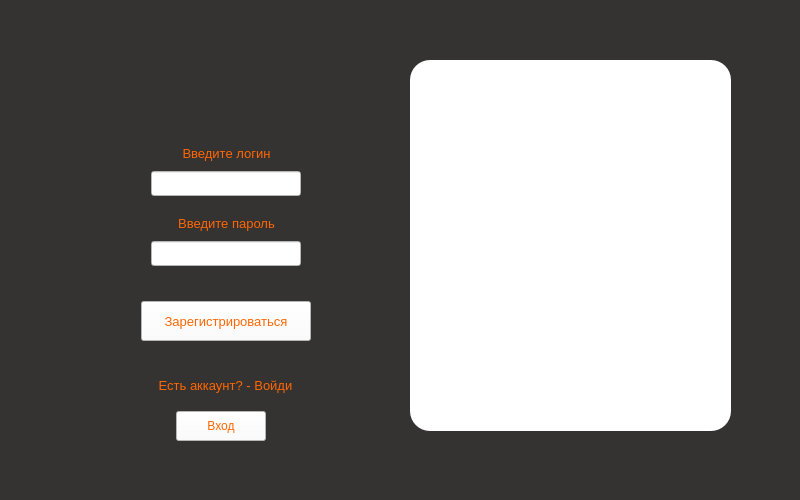
Old version of the form templates/ui/signin.ui in the repository aaalace/D-Compare.
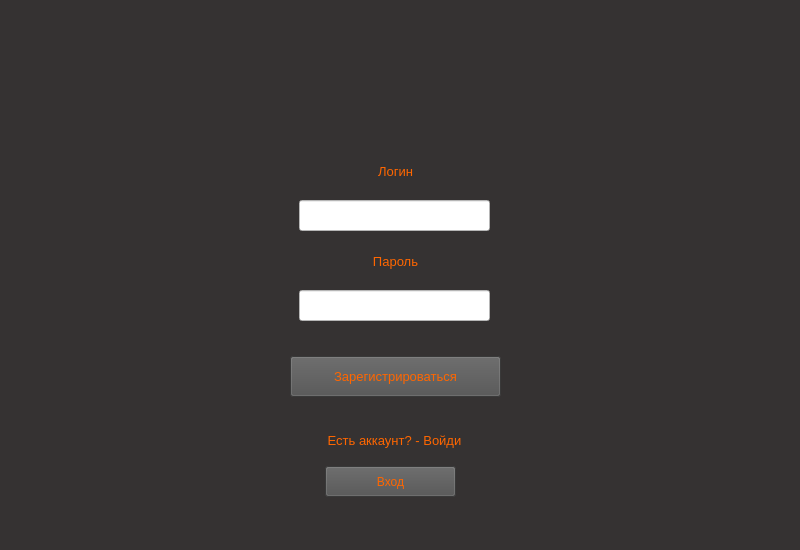
New version of the form.

Diff of the .ui file:
```diff
--- a/templates/ui/signin.ui
+++ b/templates/ui/signin.ui
@@ -7,7 +7,7 @@
     <x>0</x>
     <y>0</y>
     <width>800</width>
-    <height>500</height>
+    <height>550</height>
    </rect>
   </property>
   <property name="windowTitle">
@@ -20,115 +20,27 @@
    <bool>false</bool>
   </property>
   <widget class="QWidget" name="centralwidget">
-   <widget class="QLineEdit" name="line_login">
+   <widget class="QPushButton" name="btn_login">
     <property name="geometry">
      <rect>
-      <x>151</x>
-      <y>171</y>
-      <width>150</width>
-      <height>25</height>
+      <x>325</x>
+      <y>466</y>
+      <width>131</width>
+      <height>31</height>
      </rect>
     </property>
     <property name="styleSheet">
-     <string notr="true">background-color: #FFF</string>
+     <string notr="true">color: #FF6600; background-color: #505050</string>
     </property>
     <property name="text">
-     <string/>
-    </property>
-    <property name="dragEnabled">
-     <bool>false</bool>
-    </property>
-    <property name="placeholderText">
-     <string/>
-    </property>
-   </widget>
-   <widget class="QLineEdit" name="line_password">
-    <property name="geometry">
-     <rect>
-      <x>151</x>
-      <y>241</y>
-      <width>150</width>
-      <height>25</height>
-     </rect>
-    </property>
-    <property name="styleSheet">
-     <string notr="true">background-color: #FFF</string>
-    </property>
-   </widget>
-   <widget class="QPushButton" name="btn_entry">
-    <property name="geometry">
-     <rect>
-      <x>141</x>
-      <y>301</y>
-      <width>170</width>
-      <height>40</height>
-     </rect>
-    </property>
-    <property name="font">
-     <font>
-      <pointsize>10</pointsize>
-     </font>
-    </property>
-    <property name="styleSheet">
-     <string notr="true">background-color: white; color: #FF6600</string>
-    </property>
-    <property name="text">
-     <string>Зарегистрироваться</string>
-    </property>
-   </widget>
-   <widget class="QLabel" name="lbl_login">
-    <property name="geometry">
-     <rect>
-      <x>156</x>
-      <y>141</y>
-      <width>141</width>
-      <height>25</height>
-     </rect>
-    </property>
-    <property name="font">
-     <font>
-      <pointsize>10</pointsize>
-     </font>
-    </property>
-    <property name="styleSheet">
-     <string notr="true">color: #FF6600</string>
-    </property>
-    <property name="text">
-     <string>Введите логин</string>
-    </property>
-    <property name="alignment">
-     <set>Qt::AlignCenter</set>
-    </property>
-   </widget>
-   <widget class="QLabel" name="lbl_password">
-    <property name="geometry">
-     <rect>
-      <x>156</x>
-      <y>211</y>
-      <width>141</width>
-      <height>25</height>
-     </rect>
-    </property>
-    <property name="font">
-     <font>
-      <pointsize>10</pointsize>
-     </font>
-    </property>
-    <property name="styleSheet">
-     <string notr="true">color: #FF6600</string>
-    </property>
-    <property name="text">
-     <string>Введите пароль</string>
-    </property>
-    <property name="alignment">
-     <set>Qt::AlignCenter</set>
+     <string>Вход</string>
     </property>
    </widget>
    <widget class="QLabel" name="lbl_help">
     <property name="geometry">
      <rect>
-      <x>90</x>
-      <y>370</y>
+      <x>259</x>
+      <y>425</y>
       <width>271</width>
       <height>31</height>
      </rect>
@@ -148,33 +60,108 @@
      <set>Qt::AlignCenter</set>
     </property>
    </widget>
-   <widget class="QPushButton" name="btn_login">
+   <widget class="QLabel" name="lbl_login">
     <property name="geometry">
      <rect>
-      <x>176</x>
-      <y>411</y>
-      <width>90</width>
-      <height>30</height>
+      <x>295</x>
+      <y>156</y>
+      <width>201</width>
+      <height>31</height>
      </rect>
     </property>
+    <property name="font">
+     <font>
+      <pointsize>10</pointsize>
+     </font>
+    </property>
     <property name="styleSheet">
-     <string notr="true">background-color: white; color: #FF6600</string>
+     <string notr="true">color: #FF6600;</string>
     </property>
     <property name="text">
-     <string>Вход</string>
+     <string>Логин</string>
     </property>
+    <property name="alignment">
+     <set>Qt::AlignCenter</set>
+    </property>
    </widget>
-   <widget class="QPlainTextEdit" name="plainTextEdit">
+   <widget class="QLabel" name="lbl_password">
     <property name="geometry">
      <rect>
-      <x>410</x>
-      <y>60</y>
-      <width>321</width>
-      <height>371</height>
+      <x>295</x>
+      <y>246</y>
+      <width>201</width>
+      <height>31</height>
      </rect>
     </property>
+    <property name="font">
+     <font>
+      <pointsize>10</pointsize>
+     </font>
+    </property>
     <property name="styleSheet">
-     <string notr="true">border-radius: 20px; background-color: white</string>
+     <string notr="true">color: #FF6600;</string>
+    </property>
+    <property name="text">
+     <string>Пароль</string>
+    </property>
+    <property name="alignment">
+     <set>Qt::AlignCenter</set>
+    </property>
+   </widget>
+   <widget class="QPushButton" name="btn_register">
+    <property name="geometry">
+     <rect>
+      <x>290</x>
+      <y>356</y>
+      <width>211</width>
+      <height>41</height>
+     </rect>
+    </property>
+    <property name="font">
+     <font>
+      <pointsize>10</pointsize>
+     </font>
+    </property>
+    <property name="styleSheet">
+     <string notr="true">background-color: #505050; color: #FF6600</string>
+    </property>
+    <property name="text">
+     <string>Зарегистрироваться</string>
+    </property>
+   </widget>
+   <widget class="QLineEdit" name="line_password">
+    <property name="geometry">
+     <rect>
+      <x>299</x>
+      <y>290</y>
+      <width>191</width>
+      <height>31</height>
+     </rect>
+    </property>
+    <property name="styleSheet">
+     <string notr="true">background-color: #fff</string>
+    </property>
+   </widget>
+   <widget class="QLineEdit" name="line_login">
+    <property name="geometry">
+     <rect>
+      <x>299</x>
+      <y>200</y>
+      <width>191</width>
+      <height>31</height>
+     </rect>
+    </property>
+    <property name="styleSheet">
+     <string notr="true">background-color: #fff</string>
+    </property>
+    <property name="text">
+     <string/>
+    </property>
+    <property name="dragEnabled">
+     <bool>false</bool>
+    </property>
+    <property name="placeholderText">
+     <string/>
     </property>
    </widget>
   </widget>
```
